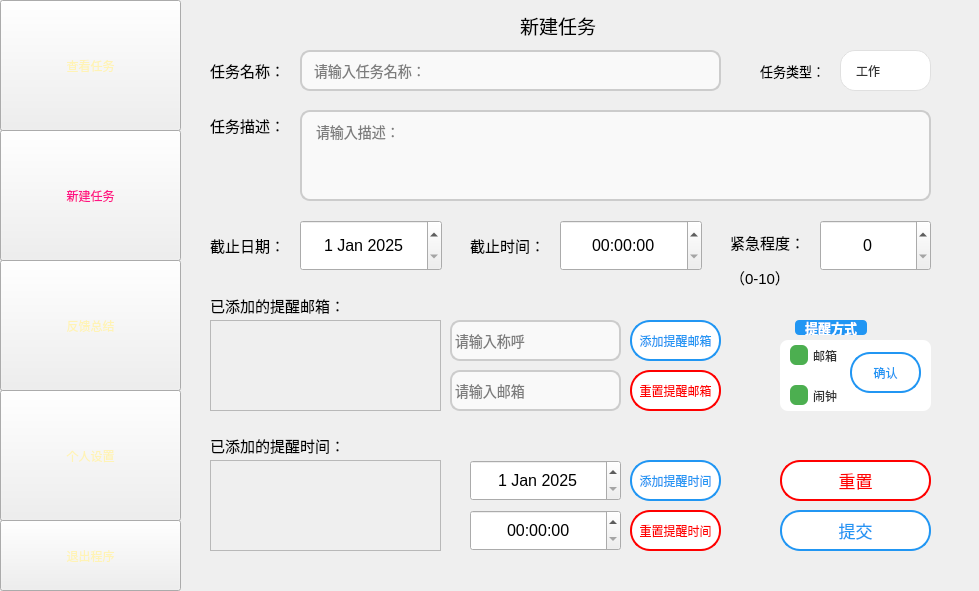
The window that task-mangement/setnew_window.ui (WEB-05/Task-management) describes before a commit, drawn with Qt 5.
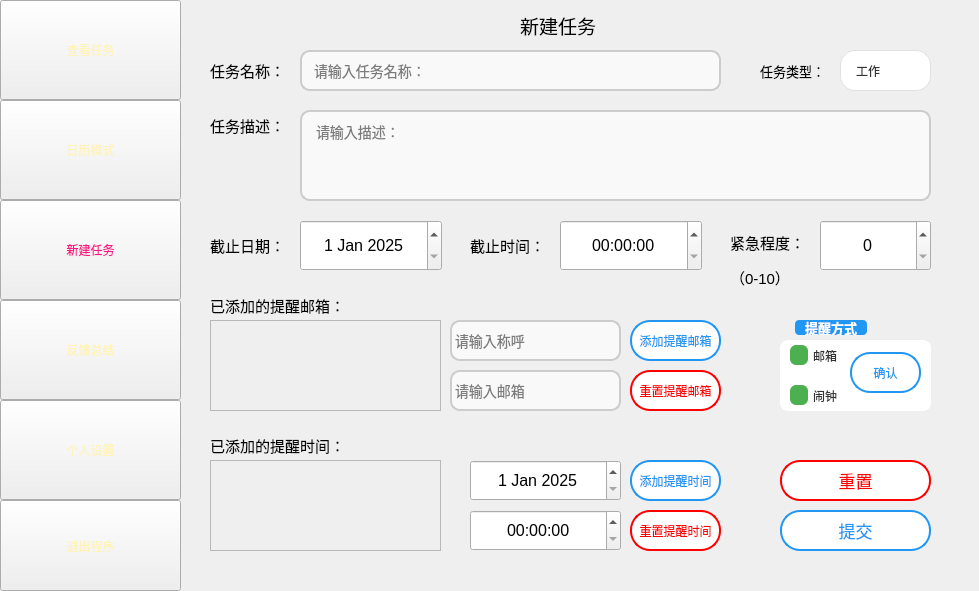
The same window after the commit. Icons and pictures are not drawn.

Patch:
```diff
--- a/task-mangement/setnew_window.ui
+++ b/task-mangement/setnew_window.ui
@@ -22,7 +22,7 @@
      <x>0</x>
      <y>0</y>
      <width>181</width>
-     <height>131</height>
+     <height>100</height>
     </rect>
    </property>
    <property name="styleSheet">
@@ -47,9 +47,9 @@
    <property name="geometry">
     <rect>
      <x>0</x>
-     <y>130</y>
+     <y>200</y>
      <width>181</width>
-     <height>131</height>
+     <height>100</height>
     </rect>
    </property>
    <property name="styleSheet">
@@ -75,9 +75,9 @@
    <property name="geometry">
     <rect>
      <x>0</x>
-     <y>260</y>
+     <y>300</y>
      <width>181</width>
-     <height>131</height>
+     <height>100</height>
     </rect>
    </property>
    <property name="styleSheet">
@@ -102,9 +102,9 @@
    <property name="geometry">
     <rect>
      <x>0</x>
-     <y>390</y>
+     <y>400</y>
      <width>181</width>
-     <height>131</height>
+     <height>100</height>
     </rect>
    </property>
    <property name="styleSheet">
@@ -129,9 +129,9 @@
    <property name="geometry">
     <rect>
      <x>0</x>
-     <y>520</y>
+     <y>500</y>
      <width>181</width>
-     <height>71</height>
+     <height>91</height>
     </rect>
    </property>
    <property name="styleSheet">
@@ -1249,6 +1249,33 @@
     </property>
    </widget>
   </widget>
+  <widget class="QPushButton" name="pushButton_6">
+   <property name="geometry">
+    <rect>
+     <x>0</x>
+     <y>100</y>
+     <width>181</width>
+     <height>100</height>
+    </rect>
+   </property>
+   <property name="styleSheet">
+    <string notr="true">QPushButton 
+{ border-image: url(:/images/button.png) 0 0 0 0 stretch stretch;
+
+color:rgb(255, 243, 181);
+font: 25pt &quot;FZYaoTi&quot;;
+}
+    QPushButton:hover {
+        color: black;
+    }
+    QPushButton:pressed {
+        color: rgb(255, 19, 133);
+    }</string>
+   </property>
+   <property name="text">
+    <string>日历模式</string>
+   </property>
+  </widget>
  </widget>
  <resources/>
  <connections/>
```
Left out of the diff: 6 changed lines with no effect on the pictures.
